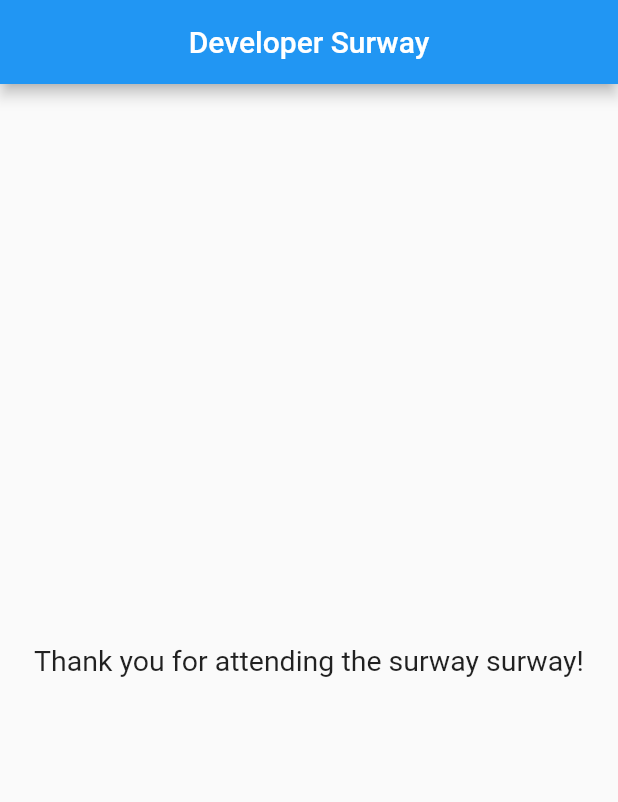
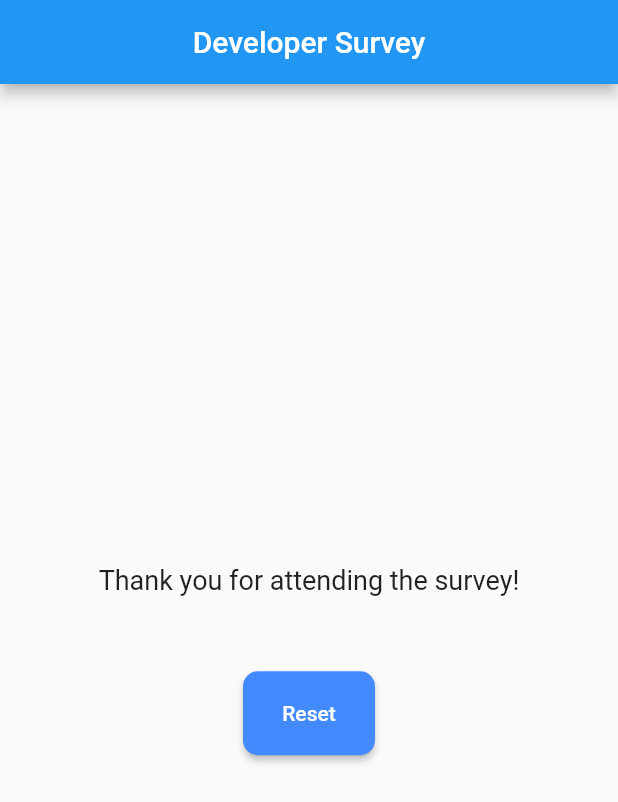
Before and after one commit to joyetgeorge/Flutter-Basic, a Flutter app: the screen it shows after launch, after a tap on "VScode", after a tap on "Frontend", after a tap on "Java", on a phone screen of 412 x 824 dp. Shown: the top 802 px of the screen. Run offline on Flutter 3.47's test engine with Material 2 defaults, Android fonts, the phone set to English and light mode, and no system bars.

Commit message:
modified:   lib/answer_button.dart 	modified:   lib/main.dart 	modified:   lib/question.dart 	modified:   lib/score.dart

```diff
--- a/lib/answer_button.dart
+++ b/lib/answer_button.dart
@@ -1,19 +1,19 @@
 import 'package:flutter/material.dart';
 
 class Answer extends StatelessWidget {
-  final Function() incrimentFunction;
+  final Function() incrementFunction;
   final String answerText;
 
-  const Answer(this.incrimentFunction, this.answerText);
+  const Answer(this.incrementFunction, this.answerText);
 
   @override
   Widget build(BuildContext context) {
     return RaisedButton(
       shape: RoundedRectangleBorder(borderRadius: BorderRadius.circular(10)),
-      padding: EdgeInsets.all(20),
+      padding: const EdgeInsets.all(20),
       hoverColor: Colors.blue,
       color: Colors.blueAccent,
-      onPressed: incrimentFunction,
+      onPressed: incrementFunction,
       child: Text(answerText, style: TextStyle(color: Colors.white),),
     );
   }
--- a/lib/main.dart
+++ b/lib/main.dart
@@ -16,6 +16,7 @@ class HelloWorld extends StatefulWidget {
 
 class HelloWorldState extends State {
   var _questionIndex = 0;
+  var resetFlag = false;
 
   final _questions = [
     {
@@ -38,13 +39,19 @@ class HelloWorldState extends State {
     });
   }
 
+  void _reset() {
+    setState(() {
+      _questionIndex = 0;
+    });
+  }
+
   @override
   Widget build(BuildContext context) {
     return MaterialApp(
       home: Scaffold(
           appBar: AppBar(
             backgroundColor: Colors.blue,
-            title: const Center(child: Text('Developer Surway')),
+            title: const Center(child: Text('Developer Survey')),
           ),
           body: _questionIndex < _questions.length
               ? Column(
@@ -64,7 +71,7 @@ class HelloWorldState extends State {
                     ),
                   ],
                 )
-              : const Score()),
+              : Score(_reset)),
       debugShowCheckedModeBanner: false,
     );
   }
--- a/lib/question.dart
+++ b/lib/question.dart
@@ -3,13 +3,13 @@ import 'package:flutter/material.dart';
 class Question extends StatelessWidget {
   final question;
 
-  Question(this.question);
+  Question(this.question, {Key? key}) : super(key: key);
 
   @override
   Widget build(BuildContext context) {
     return Container(
       width: double.infinity,
-      margin: EdgeInsets.only(bottom: 50),
+      margin: const EdgeInsets.only(bottom: 50),
       child: Text(
         question,
         style: const TextStyle(
--- a/lib/score.dart
+++ b/lib/score.dart
@@ -1,16 +1,39 @@
 import 'package:flutter/material.dart';
 
 class Score extends StatelessWidget {
-  const Score({Key? key}) : super(key: key);
+  // const Score({Key? key}) : super(key: key);
+  final Function() reset;
+
+  Score(this.reset);
 
   @override
   Widget build(BuildContext context) {
-    return const Center(
-      child: Text(
-        'Thank you for attending the surway surway!',
-        style: TextStyle(
-          fontSize: 19,
-        ),
+    return Center(
+      child: Column(
+        mainAxisAlignment: MainAxisAlignment.center,
+        children: [
+          Container(
+            margin:const EdgeInsets.only(bottom: 50),
+            child: const Text(
+              'Thank you for attending the survey!',
+              style: TextStyle(
+                fontSize: 18,
+              ),
+            ),
+          ),
+          RaisedButton(
+            shape:
+                RoundedRectangleBorder(borderRadius: BorderRadius.circular(10)),
+            padding: const EdgeInsets.all(20),
+            hoverColor: Colors.blue,
+            color: Colors.blueAccent,
+            onPressed: reset,
+            child: const Text(
+              'Reset',
+              style: TextStyle(color: Colors.white),
+            ),
+          ),
+        ],
       ),
     );
   }
```
